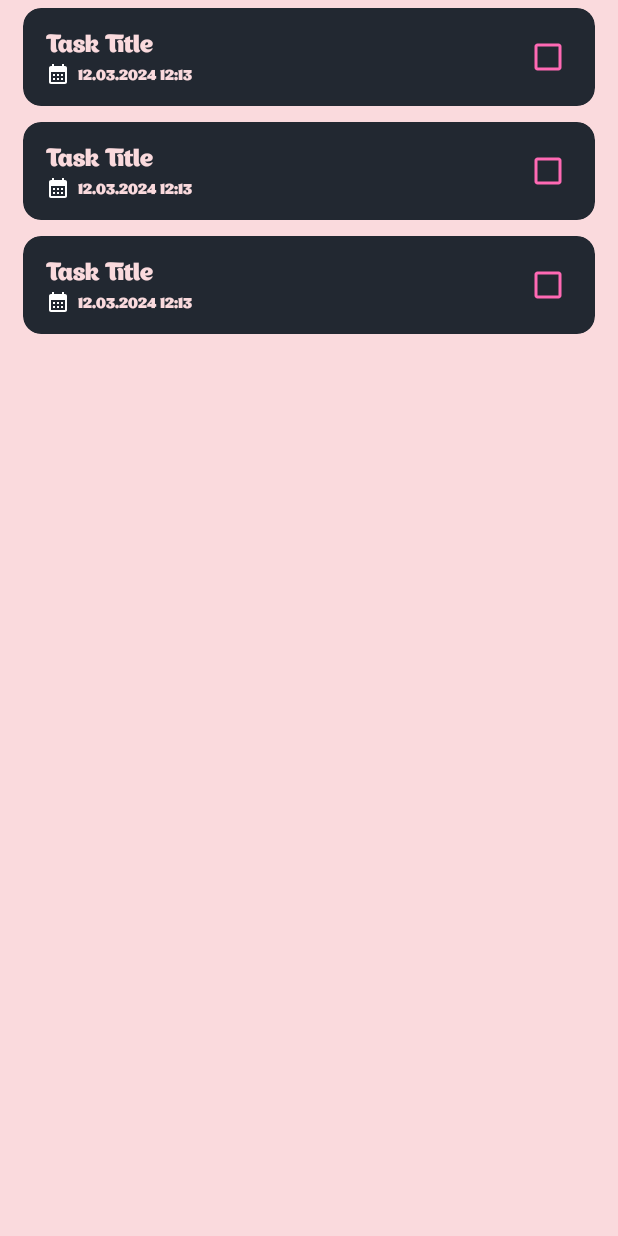
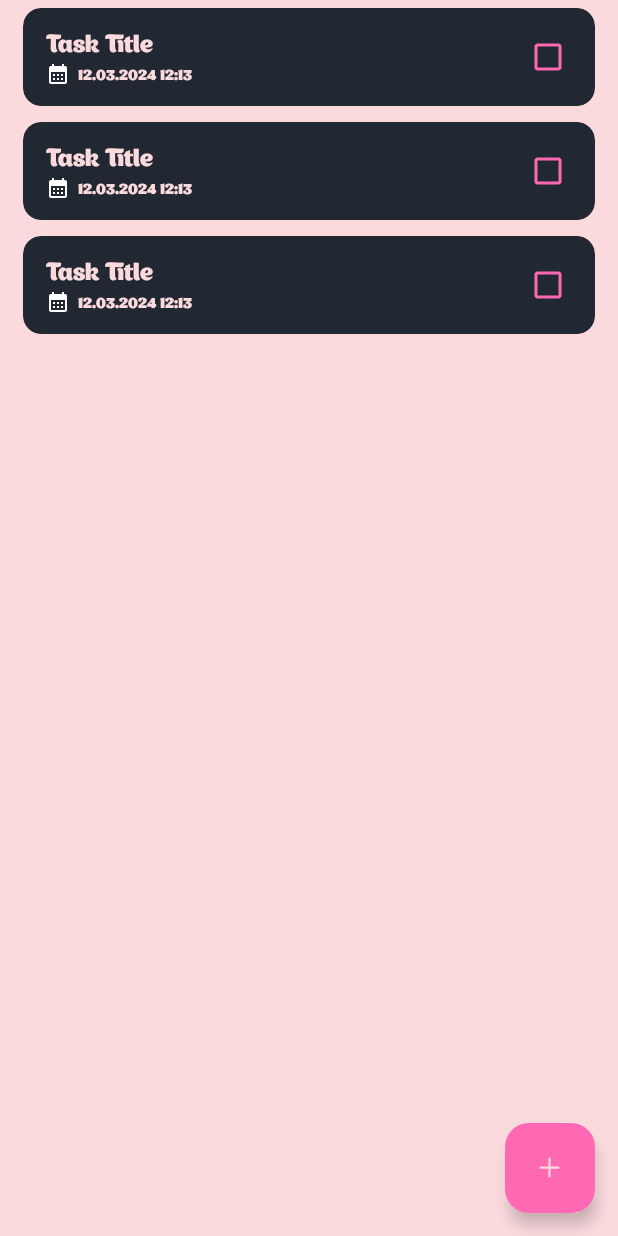
Before and after one commit to Nasri9358/TickTack, an Android app: the layout fragment_main.xml on its own in the app's theme, with its tools: preview values and no code run, on a phone screen of 412 x 824 dp. Run offline under Robolectric (Android 15) with nearby library versions, the phone set to English and light mode, and no system bars.

```diff
--- a/app/src/main/res/layout/activity_main.xml
+++ b/app/src/main/res/layout/activity_main.xml
@@ -45,7 +45,7 @@
         </com.google.android.material.bottomnavigation.BottomNavigationView>
     </LinearLayout>
 
-    <com.google.android.material.floatingactionbutton.FloatingActionButton
+    <!--<com.google.android.material.floatingactionbutton.FloatingActionButton
         android:id="@+id/btnCreateItem"
         style="@style/floatingButtonStyle"
         android:layout_width="60dp"
@@ -55,6 +55,6 @@
         android:src="@drawable/ic_plus"
         app:fabCustomSize="70dp"
         app:layout_constraintBottom_toBottomOf="@+id/linearLayout2"
-        app:layout_constraintEnd_toEndOf="parent" />
+        app:layout_constraintEnd_toEndOf="parent" />-->
 
 </androidx.constraintlayout.widget.ConstraintLayout>
--- a/app/src/main/res/layout/fragment_main.xml
+++ b/app/src/main/res/layout/fragment_main.xml
@@ -5,7 +5,7 @@
     android:layout_width="match_parent"
     android:layout_height="match_parent"
     android:background="@color/primaryColor"
-    tools:context=".presentation.view.MainFragment">
+    tools:context=".presentation.view.TaskFragment">
 
 
     <androidx.recyclerview.widget.RecyclerView
@@ -27,5 +27,17 @@
         app:layout_constraintStart_toStartOf="parent"
         app:layout_constraintTop_toTopOf="parent" />
 
+    <com.google.android.material.floatingactionbutton.FloatingActionButton
+        android:id="@+id/btnCreateItem"
+        style="@style/floatingButtonStyle"
+        android:layout_width="60dp"
+        android:layout_height="60dp"
+        android:layout_marginEnd="15dp"
+        android:layout_marginBottom="15dp"
+        android:src="@drawable/ic_plus"
+        app:fabCustomSize="70dp"
+        app:layout_constraintBottom_toBottomOf="parent"
+        app:layout_constraintEnd_toEndOf="parent" />
+
 
 </androidx.constraintlayout.widget.ConstraintLayout>
--- a/app/src/main/res/values/strings.xml
+++ b/app/src/main/res/values/strings.xml
@@ -18,4 +18,5 @@
     <string name="group">Список</string>
     <string name="set">Назначить</string>
     <string name="newGroup">Новая группа</string>
+    <string name="create">Создать задачу</string>
 </resources>
```
Also changed, not shown: app/src/main/java/com/bignerdranch/android/ticktack/presentation/view/MainActivity.kt (+5 -9 lines), app/src/main/java/com/bignerdranch/android/ticktack/presentation/view/TaskFragment.kt (renamed from app/src/main/java/com/bignerdranch/android/ticktack/presentation/view/MainFragment.kt, +34 -2 lines).
